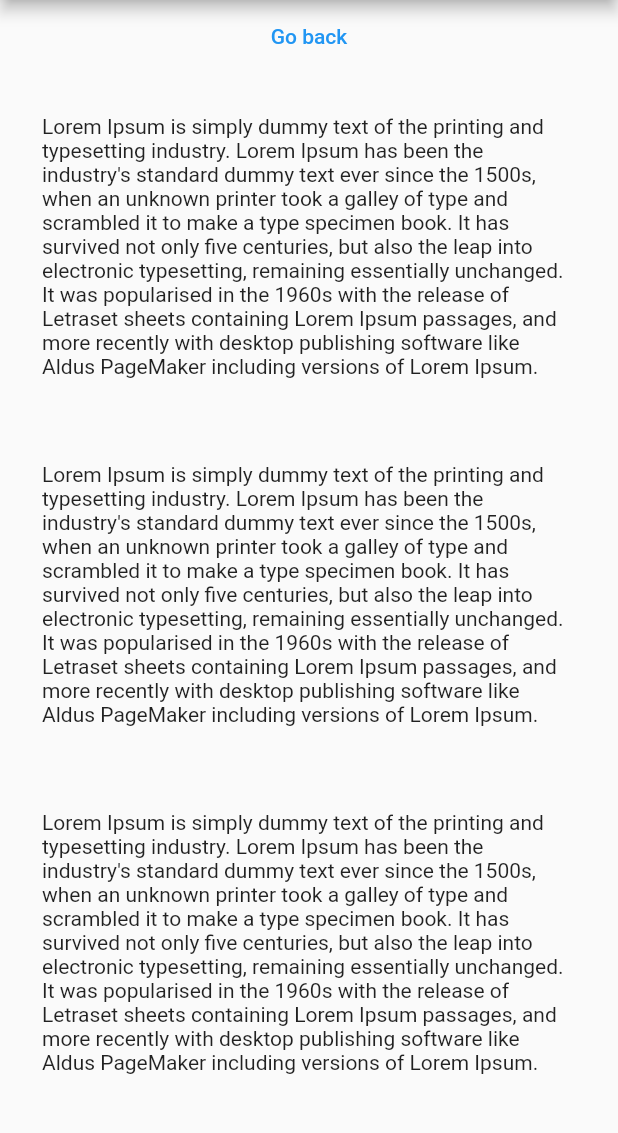
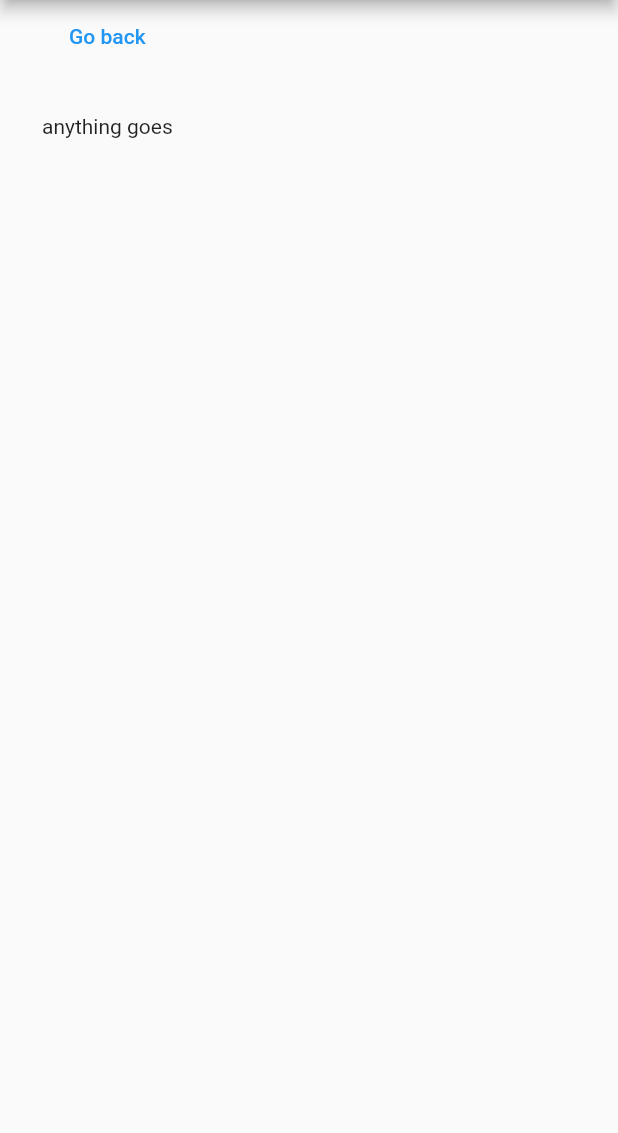
Before and after one commit to artur-r-sousa/textViewer_Fluter, a Flutter app: the screen it shows after launch, after a tap on the "circle" icon, on a phone screen of 412 x 824 dp, the part 84-1217 px from its top. Run offline on Flutter 3.47's test engine with Material 2 defaults, Android fonts, the phone set to English and light mode, and no system bars.

Commit message:
dinamically choose which text goes to screen

```diff
--- a/lib/main.dart
+++ b/lib/main.dart
@@ -13,7 +13,7 @@
 class _MyApp extends State<MyApp> {
   @override
   Widget build(BuildContext context) {
-    Widget tennantsText = Container(
+    Widget tenantsText = Container(
       padding: const EdgeInsets.all(32),
       child: Row(
         children: [
@@ -60,7 +60,7 @@
         ],
       ),
     );
-    Widget tennantsText1 = Container(
+    Widget tenantsText1 = Container(
       padding: const EdgeInsets.all(32),
       child: Row(
         children: [
@@ -100,7 +100,7 @@
         ],
       ),
     );
-    Widget tennantsText2 = Container(
+    Widget tenantsText2 = Container(
       padding: const EdgeInsets.all(32),
       child: Row(
         children: [
@@ -140,7 +140,7 @@
         ],
       ),
     );
-    Widget tennantsText3 = Container(
+    Widget tenantsText3 = Container(
 
       padding: const EdgeInsets.all(32),
 
@@ -207,11 +207,11 @@
             ),
             body: Column(
               children: [
-                tennantsText,
-                tennantsText1,
-                tennantsText2,
-                tennantsText1,
-                Expanded(child: tennantsText3,),
+                tenantsText,
+                tenantsText1,
+                tenantsText2,
+                tenantsText1,
+                Expanded(child: tenantsText3,),
                 footerForMain,
               ],
             ),
@@ -222,13 +222,51 @@
 }
 
 class SecondRoute extends StatelessWidget {
+
+  final String exampleText = "Lorem Ipsum is simply dummy text of the printing "
+      "and typesetting industry. Lorem Ipsum has been the industry's standard "
+      "dummy text ever since the 1500s, when an unknown printer took a galley of"
+      " type and scrambled it to make a type specimen book. It has survived not "
+      "only five centuries, but also the leap into electronic typesetting, "
+      "remaining essentially unchanged. It was popularised in the 1960s with the"
+      " release of Letraset sheets containing Lorem Ipsum passages, and more "
+      "recently with desktop publishing software like Aldus PageMaker including "
+      "versions of Lorem Ipsum.";
+
+  final String text2 = "NOITE OUTRA VEZ. A Pousada Marco do Percurso estava em silêncio, e era um silêncio em três"
+  "partes. A parte mais óbvia era uma quietude oca e repleta de ecos, feita das coisas que faltavam. Se"
+  "houvesse vento, ele sussurraria por entre as árvores, faria a pousada ranger em suas juntas e"
+  "sopraria o silêncio estrada afora, como folhas de outono arrastadas. Se houvesse uma multidão,"
+ "ou pelo menos um punhado de homens na pousada, eles encheriam o silêncio de conversa e riso,"
+  "do burburinho e do clamor esperados de uma casa em que se bebe nas horas sombrias da noite."
+  "Se houvesse música... Mas não, é claro que não havia música. Na verdade, não havia nenhuma"
+  "dessas coisas e por isso o silêncio persistia."
+ " Dentro da pousada, uma dupla de homens se encolhia num canto do bar. Os dois bebiam"
+ " com serena determinação, evitando discussões sérias ou notícias inquietantes. Com isso,"
+      "acrescentavam um silêncio pequeno e soturno ao maior e mais oco. Ele formava uma espécie de"
+  "amálgama, um contraponto."
+  "O terceiro silêncio não era fácil de notar. Se você passasse uma hora escutando, talvez"
+  "começasse a senti-lo no assoalho de madeira sob os pés e nos barris toscos e lascados atrás do"
+  "bar. Ele estava no peso da lareira de pedras negras, que conservava o calor de um fogo há muito"
+  "extinto. Estava no lento vaivém de uma toalha de linho branco esfregada nos veios da madeira do"
+  "bar. E estava nas mãos do homem ali postado, que polia um pedaço de mogno já reluzente à luz"
+  "do lampião."
+  "O homem tinha cabelos ruivos de verdade, vermelhos como a chama. Seus olhos eram"
+  "escuros e distantes, e ele se movia com a segurança sutil de quem conhece muitas coisas."
+  "Dele era a Pousada Marco do Percurso, como dele era também o terceiro silêncio. Era"
+  "apropriado que assim fosse, pois esse era o maior silêncio dos três, englobando os outros dentro"
+  "de si. Era profundo e amplo como o fim do outono. Pesado como um pedregulho alisado pelo"
+  "rio. Era o som paciente ― som de flor colhida ― do homem que espera a morte.";
+
+  final String text3 = 'example Text 3';
+  final String text4 = 'example Text 4';
   @override
   Widget build(BuildContext context) {
 
-    Widget myText() {
+    Widget myText(String someText) {
       return Padding(
         padding: EdgeInsets.all(28),
-        child: Text("Lorem Ipsum is simply dummy text of the printing and typesetting industry. Lorem Ipsum has been the industry's standard dummy text ever since the 1500s, when an unknown printer took a galley of type and scrambled it to make a type specimen book. It has survived not only five centuries, but also the leap into electronic typesetting, remaining essentially unchanged. It was popularised in the 1960s with the release of Letraset sheets containing Lorem Ipsum passages, and more recently with desktop publishing software like Aldus PageMaker including versions of Lorem Ipsum."),
+        child: Text(someText),
       );
     }
 
@@ -249,7 +287,7 @@
             ),
           ),
           body: Column(
-            children: <Widget> [
+            children: [
               TextButton(
 
                 child: Text("Go back"),
@@ -257,9 +295,19 @@
                   Navigator.pop(context);
                 },
               ),
-              myText(),
-              myText(),
-              myText(),
+              myText((() {
+                if(_MyStatefulWidgetState.holder == 'One') {
+                  return exampleText;
+                } else if (_MyStatefulWidgetState.holder == 'Two') {
+                  return text2;
+                }
+                else if (_MyStatefulWidgetState.holder == 'Three') {
+                  return text3;
+                }else if (_MyStatefulWidgetState.holder == 'Four') {
+                  return text4;
+                }
+                return "anything goes";
+              })())
             ],
           )
         )
@@ -278,6 +326,13 @@
 /// This is the private State class that goes with MyStatefulWidget.
 class _MyStatefulWidgetState extends State<MyStatefulWidget> {
   String dropdownValue = 'One';
+  static String holder = '';
+
+  void getDropDownItem(){
+    setState(() {
+      holder = dropdownValue ;
+    });
+  }
 
   @override
   Widget build(BuildContext context) {
@@ -294,6 +349,7 @@
       onChanged: (String newValue) {
         setState(() {
           dropdownValue = newValue;
+          getDropDownItem();
         });
       },
       items: <String>['One', 'Two', 'Three', 'Four']
```
